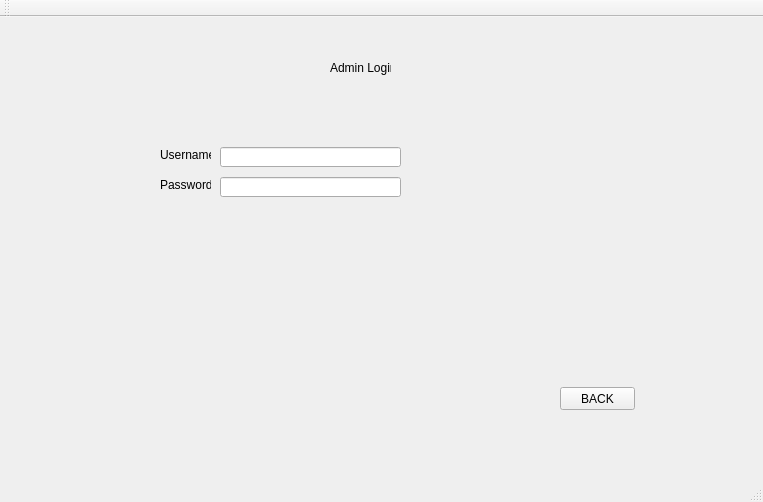
TheSoullessOne/Group-Project-1, file Forms/mainwindow.ui: the form before one commit.
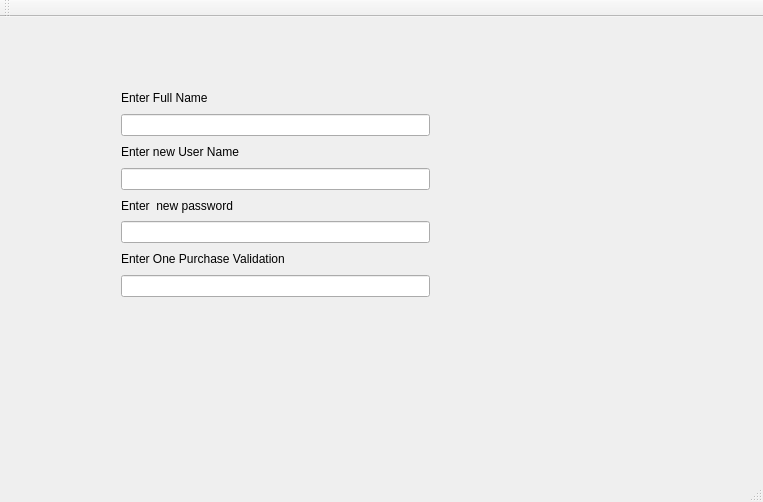
The form after the commit. The open tabs and pages were chosen to show the change.

Commit message: made an enum for pages

```diff
--- a/Forms/mainwindow.ui
+++ b/Forms/mainwindow.ui
@@ -17,8 +17,8 @@
    <widget class="QStackedWidget" name="pages">
     <property name="geometry">
      <rect>
-      <x>50</x>
-      <y>10</y>
+      <x>40</x>
+      <y>20</y>
       <width>661</width>
       <height>421</height>
      </rect>
@@ -734,6 +734,60 @@
      </widget>
     </widget>
     <widget class="QWidget" name="ENTER_DELETE_INFO"/>
+    <widget class="QWidget" name="inputNewUserInfo">
+     <widget class="QWidget" name="verticalLayoutWidget_4">
+      <property name="geometry">
+       <rect>
+        <x>70</x>
+        <y>40</y>
+        <width>331</width>
+        <height>231</height>
+       </rect>
+      </property>
+      <layout class="QVBoxLayout" name="verticalLayout_4">
+       <item>
+        <widget class="QLabel" name="label_3">
+         <property name="text">
+          <string>Enter Full Name</string>
+         </property>
+        </widget>
+       </item>
+       <item>
+        <widget class="QLineEdit" name="lineEdit_2"/>
+       </item>
+       <item>
+        <widget class="QLabel" name="label_4">
+         <property name="text">
+          <string>Enter new User Name</string>
+         </property>
+        </widget>
+       </item>
+       <item>
+        <widget class="QLineEdit" name="lineEdit_3"/>
+       </item>
+       <item>
+        <widget class="QLabel" name="label_5">
+         <property name="text">
+          <string>Enter  new password</string>
+         </property>
+        </widget>
+       </item>
+       <item>
+        <widget class="QLineEdit" name="lineEdit_4"/>
+       </item>
+       <item>
+        <widget class="QLabel" name="label_6">
+         <property name="text">
+          <string>Enter One Purchase Validation</string>
+         </property>
+        </widget>
+       </item>
+       <item>
+        <widget class="QLineEdit" name="lineEdit_5"/>
+       </item>
+      </layout>
+     </widget>
+    </widget>
    </widget>
   </widget>
   <widget class="QMenuBar" name="menuBar">
```
Left out of the diff: 42 changed lines with no effect on the pictures. The commit also changes 1 other file.
